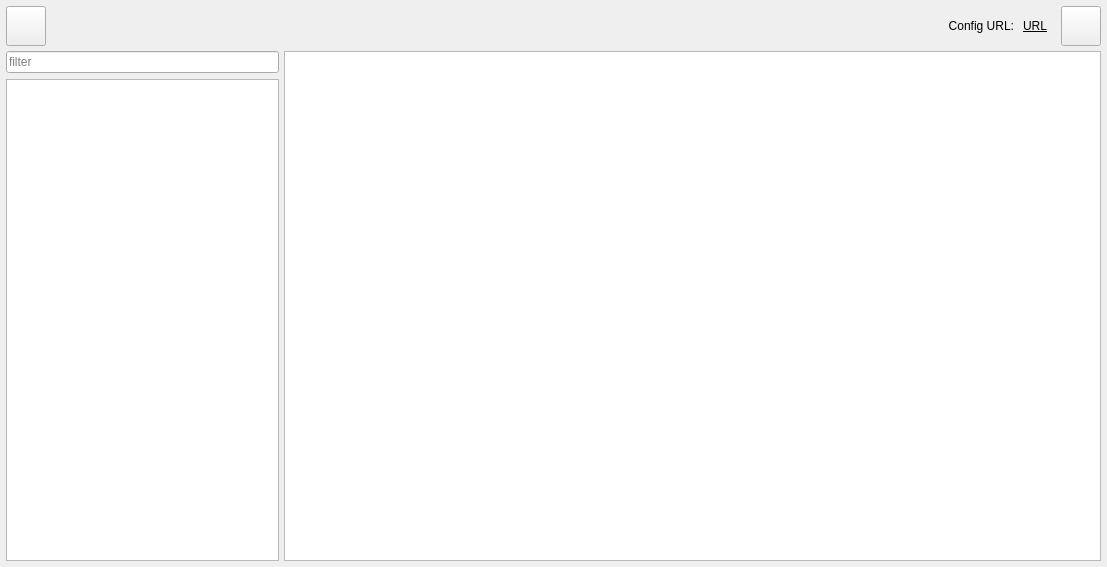
This is Tools/Launcher/DataQt/mainwindow.ui in xaoctech/dava.engine as Qt 5 draws it before an edit. The edited form follows.
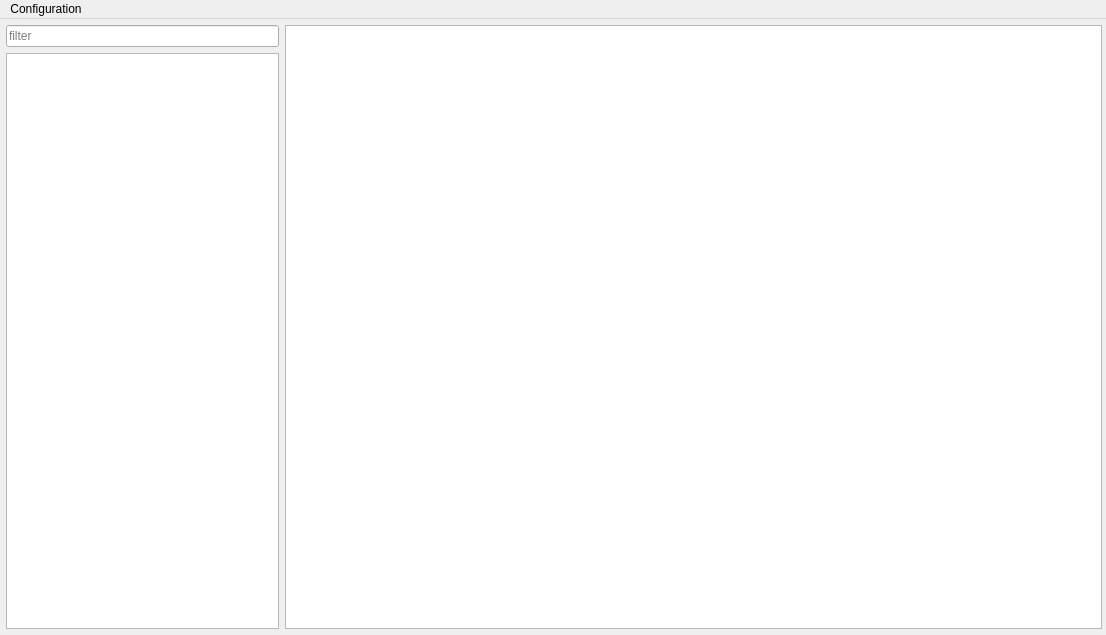
This is the edited form. The open tabs and pages were chosen to show the change. Icons and pictures are not drawn.

Patch:
```diff
--- a/Tools/Launcher/DataQt/mainwindow.ui
+++ b/Tools/Launcher/DataQt/mainwindow.ui
@@ -6,8 +6,8 @@
    <rect>
     <x>0</x>
     <y>0</y>
-    <width>1107</width>
-    <height>567</height>
+    <width>1106</width>
+    <height>635</height>
    </rect>
   </property>
   <property name="minimumSize">
@@ -24,10 +24,7 @@
     <normaloff>:/Icons/launcher.png</normaloff>:/Icons/launcher.png</iconset>
   </property>
   <widget class="QWidget" name="centralWidget">
-   <layout class="QVBoxLayout" name="verticalLayout" stretch="0,0">
-    <property name="spacing">
-     <number>5</number>
-    </property>
+   <layout class="QGridLayout" name="gridLayout" columnstretch="1,3">
     <property name="leftMargin">
      <number>6</number>
     </property>
@@ -35,207 +32,12 @@
      <number>6</number>
     </property>
     <property name="rightMargin">
-     <number>6</number>
+     <number>4</number>
     </property>
     <property name="bottomMargin">
      <number>6</number>
     </property>
-    <item>
-     <widget class="QFrame" name="frame_3">
-      <property name="minimumSize">
-       <size>
-        <width>0</width>
-        <height>40</height>
-       </size>
-      </property>
-      <property name="maximumSize">
-       <size>
-        <width>16777215</width>
-        <height>40</height>
-       </size>
-      </property>
-      <property name="frameShape">
-       <enum>QFrame::NoFrame</enum>
-      </property>
-      <property name="frameShadow">
-       <enum>QFrame::Raised</enum>
-      </property>
-      <layout class="QHBoxLayout" name="horizontalLayout" stretch="0,0,0,0">
-       <property name="leftMargin">
-        <number>0</number>
-       </property>
-       <property name="topMargin">
-        <number>0</number>
-       </property>
-       <property name="rightMargin">
-        <number>0</number>
-       </property>
-       <property name="bottomMargin">
-        <number>0</number>
-       </property>
-       <item>
-        <widget class="QPushButton" name="refreshButton">
-         <property name="minimumSize">
-          <size>
-           <width>40</width>
-           <height>40</height>
-          </size>
-         </property>
-         <property name="maximumSize">
-          <size>
-           <width>40</width>
-           <height>40</height>
-          </size>
-         </property>
-         <property name="focusPolicy">
-          <enum>Qt::NoFocus</enum>
-         </property>
-         <property name="toolTip">
-          <string>Refresh</string>
-         </property>
-         <property name="text">
-          <string/>
-         </property>
-         <property name="icon">
-          <iconset resource="icons.qrc">
-           <normaloff>:/Icons/refresh.png</normaloff>:/Icons/refresh.png</iconset>
-         </property>
-         <property name="iconSize">
-          <size>
-           <width>32</width>
-           <height>32</height>
-          </size>
-         </property>
-        </widget>
-       </item>
-       <item>
-        <widget class="QLabel" name="label">
-         <property name="sizePolicy">
-          <sizepolicy hsizetype="Expanding" vsizetype="Expanding">
-           <horstretch>0</horstretch>
-           <verstretch>0</verstretch>
-          </sizepolicy>
-         </property>
-         <property name="text">
-          <string>Config URL:</string>
-         </property>
-         <property name="alignment">
-          <set>Qt::AlignRight|Qt::AlignTrailing|Qt::AlignVCenter</set>
-         </property>
-        </widget>
-       </item>
-       <item>
-        <widget class="QLabel" name="labelRemoteURL">
-         <property name="styleSheet">
-          <string notr="true">QLabel {padding-right: 5px; text-decoration: underline;}</string>
-         </property>
-         <property name="text">
-          <string>URL</string>
-         </property>
-         <property name="alignment">
-          <set>Qt::AlignRight|Qt::AlignTrailing|Qt::AlignVCenter</set>
-         </property>
-        </widget>
-       </item>
-       <item>
-        <widget class="QPushButton" name="setUrlButton">
-         <property name="minimumSize">
-          <size>
-           <width>40</width>
-           <height>40</height>
-          </size>
-         </property>
-         <property name="maximumSize">
-          <size>
-           <width>40</width>
-           <height>40</height>
-          </size>
-         </property>
-         <property name="focusPolicy">
-          <enum>Qt::NoFocus</enum>
-         </property>
-         <property name="toolTip">
-          <string>Set config URL</string>
-         </property>
-         <property name="text">
-          <string/>
-         </property>
-         <property name="icon">
-          <iconset resource="icons.qrc">
-           <normaloff>:/Icons/url.png</normaloff>:/Icons/url.png</iconset>
-         </property>
-         <property name="iconSize">
-          <size>
-           <width>32</width>
-           <height>32</height>
-          </size>
-         </property>
-        </widget>
-       </item>
-      </layout>
-     </widget>
-    </item>
-    <item>
-     <widget class="QFrame" name="frame_2">
-      <property name="frameShape">
-       <enum>QFrame::NoFrame</enum>
-      </property>
-      <property name="frameShadow">
-       <enum>QFrame::Raised</enum>
-      </property>
-      <layout class="QHBoxLayout" name="horizontalLayout_4" stretch="2,6">
-       <property name="spacing">
-        <number>5</number>
-       </property>
-       <property name="leftMargin">
-        <number>0</number>
-       </property>
-       <property name="topMargin">
-        <number>0</number>
-       </property>
-       <property name="rightMargin">
-        <number>0</number>
-       </property>
-       <property name="bottomMargin">
-        <number>0</number>
-       </property>
-       <item>
-        <layout class="QVBoxLayout" name="verticalLayout_2" stretch="0,0">
-         <item>
-          <widget class="QLineEdit" name="lineEdit_search">
-           <property name="placeholderText">
-            <string>filter</string>
-           </property>
-           <property name="clearButtonEnabled">
-            <bool>true</bool>
-           </property>
-          </widget>
-         </item>
-         <item>
-          <widget class="QListView" name="listView">
-           <property name="focusPolicy">
-            <enum>Qt::NoFocus</enum>
-           </property>
-           <property name="editTriggers">
-            <set>QAbstractItemView::NoEditTriggers</set>
-           </property>
-           <property name="selectionBehavior">
-            <enum>QAbstractItemView::SelectRows</enum>
-           </property>
-           <property name="iconSize">
-            <size>
-             <width>32</width>
-             <height>32</height>
-            </size>
-           </property>
-           <property name="resizeMode">
-            <enum>QListView::Fixed</enum>
-           </property>
-          </widget>
-         </item>
-        </layout>
-       </item>
-       <item>
+    <item row="0" column="1" rowspan="3">
         <widget class="QStackedWidget" name="stackedWidget">
          <property name="currentIndex">
           <number>1</number>
@@ -345,11 +147,66 @@
          </widget>
         </widget>
        </item>
-      </layout>
+    <item row="1" column="0" rowspan="2">
+     <widget class="QListView" name="listView">
+      <property name="focusPolicy">
+       <enum>Qt::NoFocus</enum>
+      </property>
+      <property name="editTriggers">
+       <set>QAbstractItemView::NoEditTriggers</set>
+      </property>
+      <property name="selectionBehavior">
+       <enum>QAbstractItemView::SelectRows</enum>
+      </property>
+      <property name="iconSize">
+       <size>
+        <width>32</width>
+        <height>32</height>
+       </size>
+      </property>
+      <property name="resizeMode">
+       <enum>QListView::Fixed</enum>
+      </property>
      </widget>
     </item>
+    <item row="0" column="0">
+     <widget class="QLineEdit" name="lineEdit_search">
+      <property name="placeholderText">
+       <string>filter</string>
+      </property>
+      <property name="clearButtonEnabled">
+       <bool>true</bool>
+      </property>
+     </widget>
+    </item>
    </layout>
   </widget>
+  <widget class="QMenuBar" name="menuBar">
+   <property name="geometry">
+    <rect>
+     <x>0</x>
+     <y>0</y>
+     <width>1106</width>
+     <height>21</height>
+    </rect>
+   </property>
+   <widget class="QMenu" name="menuConfiguration">
+    <property name="title">
+     <string>Configuration</string>
+    </property>
+    <addaction name="action_updateConfiguration"/>
+   </widget>
+   <addaction name="menuConfiguration"/>
+  </widget>
+  <action name="action_updateConfiguration">
+   <property name="icon">
+    <iconset resource="icons.qrc">
+     <normaloff>:/Icons/refresh.png</normaloff>:/Icons/refresh.png</iconset>
+   </property>
+   <property name="text">
+    <string>Update configuration</string>
+   </property>
+  </action>
  </widget>
  <layoutdefault spacing="6" margin="11"/>
  <resources>
```
Left out of the diff: 2 changed lines with no effect on the pictures. Lines whose indentation alone changed are shown as unchanged.
